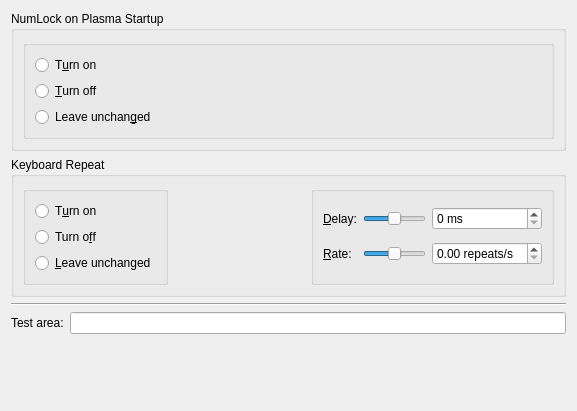
Sonic-DE/sonic-desktop-interface, file kcms/keyboard/kcmmiscwidget.ui: the form before one commit.
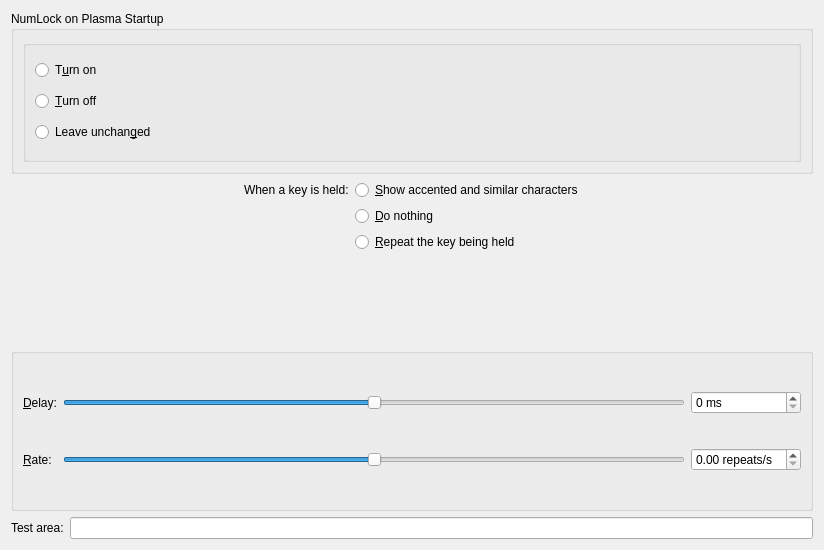
The form after the commit.

Commit message: [kcms/keyboard]: Adjust settings to reflect existence of key-held behaviour

What changed in the file:
```diff
--- a/kcms/keyboard/kcmmiscwidget.ui
+++ b/kcms/keyboard/kcmmiscwidget.ui
@@ -6,11 +6,55 @@
    <rect>
     <x>0</x>
     <y>0</y>
-    <width>577</width>
-    <height>411</height>
+    <width>824</width>
+    <height>550</height>
    </rect>
   </property>
   <layout class="QGridLayout" name="gridLayout">
+   <item row="1" column="0">
+    <layout class="QFormLayout" name="repeatFormLayout">
+     <property name="sizeConstraint">
+      <enum>QLayout::SetMinimumSize</enum>
+     </property>
+     <property name="fieldGrowthPolicy">
+      <enum>QFormLayout::ExpandingFieldsGrow</enum>
+     </property>
+     <property name="labelAlignment">
+      <set>Qt::AlignRight|Qt::AlignTop|Qt::AlignTrailing</set>
+     </property>
+     <property name="formAlignment">
+      <set>Qt::AlignHCenter|Qt::AlignTop</set>
+     </property>
+     <item row="0" column="0">
+      <widget class="QLabel" name="label_2">
+       <property name="text">
+        <string>When a key is held:</string>
+       </property>
+      </widget>
+     </item>
+     <item row="0" column="1">
+      <widget class="QRadioButton" name="accentMenuRadioButton">
+       <property name="text">
+        <string>&amp;Show accented and similar characters </string>
+       </property>
+      </widget>
+     </item>
+     <item row="1" column="1">
+      <widget class="QRadioButton" name="nothingRadioButton">
+       <property name="text">
+        <string>&amp;Do nothing</string>
+       </property>
+      </widget>
+     </item>
+     <item row="2" column="1">
+      <widget class="QRadioButton" name="repeatRadioButton">
+       <property name="text">
+        <string>&amp;Repeat the key being held</string>
+       </property>
+      </widget>
+     </item>
+    </layout>
+   </item>
    <item row="0" column="0">
     <widget class="QGroupBox" name="numlockGroupBox">
      <property name="whatsThis">
@@ -53,57 +97,14 @@
      </layout>
     </widget>
    </item>
-   <item row="1" column="0">
-    <widget class="QGroupBox" name="keyboardRepeatGroupBox">
-     <property name="title">
-      <string>Keyboard Repeat</string>
-     </property>
-     <layout class="QGridLayout" name="gridLayout_4">
-      <item row="0" column="0">
-       <widget class="QGroupBox" name="keyboardRepeatButtonGroup">
-        <property name="flat">
-         <bool>true</bool>
-        </property>
-        <layout class="QGridLayout" name="gridLayout_3">
-         <item row="0" column="0">
-          <widget class="QRadioButton" name="keyboardRepeatOnRadioButton">
-           <property name="text">
-            <string>T&amp;urn on</string>
-           </property>
-          </widget>
-         </item>
-         <item row="1" column="0">
-          <widget class="QRadioButton" name="keyboardRepeatOffRadioButton">
-           <property name="text">
-            <string>Turn o&amp;ff</string>
-           </property>
-          </widget>
-         </item>
          <item row="2" column="0">
-          <widget class="QRadioButton" name="keyboardRepeatUnchangedRadioButton">
-           <property name="text">
-            <string>&amp;Leave unchanged</string>
-           </property>
-          </widget>
-         </item>
-        </layout>
-       </widget>
-      </item>
-      <item row="0" column="1">
-       <spacer name="horizontalSpacer_2">
-        <property name="orientation">
-         <enum>Qt::Horizontal</enum>
-        </property>
-        <property name="sizeHint" stdset="0">
-         <size>
-          <width>159</width>
-          <height>20</height>
-         </size>
-        </property>
-       </spacer>
-      </item>
-      <item row="0" column="2">
        <widget class="QGroupBox" name="keyboardRepeatParamsGroupBox">
+     <property name="sizePolicy">
+      <sizepolicy hsizetype="Minimum" vsizetype="Minimum">
+       <horstretch>0</horstretch>
+       <verstretch>0</verstretch>
+      </sizepolicy>
+     </property>
         <property name="title">
          <string/>
         </property>
@@ -111,61 +112,10 @@
          <bool>false</bool>
         </property>
         <layout class="QGridLayout" name="gridLayout_2">
-         <item row="0" column="0">
-          <widget class="QLabel" name="lblDelay">
-           <property name="sizePolicy">
-            <sizepolicy hsizetype="Fixed" vsizetype="Preferred">
-             <horstretch>0</horstretch>
-             <verstretch>0</verstretch>
-            </sizepolicy>
-           </property>
-           <property name="text">
-            <string>&amp;Delay:</string>
-           </property>
-           <property name="buddy">
-            <cstring>delay</cstring>
-           </property>
-          </widget>
-         </item>
-         <item row="0" column="1">
-          <widget class="QSlider" name="delaySlider">
-           <property name="whatsThis">
-            <string>If supported, this option allows you to set the delay after which a pressed key will start generating keycodes. The 'Repeat rate' option controls the frequency of these keycodes.</string>
-           </property>
-           <property name="minimum">
-            <number>0</number>
-           </property>
-           <property name="maximum">
-            <number>10000</number>
-           </property>
-           <property name="singleStep">
-            <number>1000</number>
-           </property>
-           <property name="pageStep">
-            <number>1000</number>
-           </property>
-           <property name="value">
-            <number>5000</number>
-           </property>
-           <property name="orientation">
-            <enum>Qt::Horizontal</enum>
-           </property>
-           <property name="tickInterval">
-            <number>1000</number>
-           </property>
-          </widget>
-         </item>
-         <item row="0" column="2">
-          <widget class="QSpinBox" name="delay">
-           <property name="whatsThis">
-            <string>If supported, this option allows you to set the delay after which a pressed key will start generating keycodes. The 'Repeat rate' option controls the frequency of these keycodes.</string>
-           </property>
-           <property name="suffix">
-            <string> ms</string>
-           </property>
-          </widget>
-         </item>
-         <item row="1" column="0">
+      <property name="sizeConstraint">
+       <enum>QLayout::SetMinimumSize</enum>
+      </property>
+      <item row="2" column="0">
           <widget class="QLabel" name="lblRate">
            <property name="sizePolicy">
             <sizepolicy hsizetype="Fixed" vsizetype="Preferred">
@@ -182,7 +132,13 @@
           </widget>
          </item>
          <item row="1" column="1">
-          <widget class="QSlider" name="rateSlider">
+       <widget class="QSlider" name="delaySlider">
+        <property name="sizePolicy">
+         <sizepolicy hsizetype="Preferred" vsizetype="Fixed">
+          <horstretch>0</horstretch>
+          <verstretch>0</verstretch>
+         </sizepolicy>
+        </property>
            <property name="whatsThis">
             <string>If supported, this option allows you to set the rate at which keycodes are generated while a key is pressed.</string>
            </property>
@@ -209,7 +165,7 @@
            </property>
           </widget>
          </item>
-         <item row="1" column="2">
+      <item row="2" column="2">
           <widget class="QDoubleSpinBox" name="rate">
            <property name="whatsThis">
             <string>If supported, this option allows you to set the rate at which keycodes are generated while a key is pressed.</string>
@@ -219,13 +175,64 @@
            </property>
           </widget>
          </item>
-        </layout>
+      <item row="1" column="2">
+       <widget class="QSpinBox" name="delay">
+        <property name="whatsThis">
+         <string>If supported, this option allows you to set the delay after which a pressed key will start generating keycodes. The 'Repeat rate' option controls the frequency of these keycodes.</string>
+        </property>
+        <property name="suffix">
+         <string> ms</string>
+        </property>
        </widget>
       </item>
+      <item row="2" column="1">
+       <widget class="QSlider" name="rateSlider">
+        <property name="whatsThis">
+         <string>If supported, this option allows you to set the rate at which keycodes are generated while a key is pressed.</string>
+        </property>
+        <property name="minimum">
+         <number>0</number>
+        </property>
+        <property name="maximum">
+         <number>10000</number>
+        </property>
+        <property name="singleStep">
+         <number>1000</number>
+        </property>
+        <property name="pageStep">
+         <number>1000</number>
+        </property>
+        <property name="value">
+         <number>5000</number>
+        </property>
+        <property name="orientation">
+         <enum>Qt::Horizontal</enum>
+        </property>
+        <property name="tickInterval">
+         <number>1000</number>
+        </property>
+       </widget>
+      </item>
+      <item row="1" column="0">
+       <widget class="QLabel" name="lblDelay">
+        <property name="sizePolicy">
+         <sizepolicy hsizetype="Fixed" vsizetype="Preferred">
+          <horstretch>0</horstretch>
+          <verstretch>0</verstretch>
+         </sizepolicy>
+        </property>
+        <property name="text">
+         <string>&amp;Delay:</string>
+        </property>
+        <property name="buddy">
+         <cstring>delay</cstring>
+        </property>
+       </widget>
+      </item>
      </layout>
     </widget>
    </item>
-   <item row="3" column="0">
+   <item row="7" column="0">
     <layout class="QHBoxLayout" name="horizontalLayout_2">
      <item>
       <widget class="QLabel" name="label">
@@ -246,26 +253,6 @@
      </item>
     </layout>
    </item>
-   <item row="2" column="0">
-    <widget class="Line" name="line">
-     <property name="orientation">
-      <enum>Qt::Horizontal</enum>
-     </property>
-    </widget>
-   </item>
-   <item row="4" column="0">
-    <spacer name="verticalSpacer">
-     <property name="orientation">
-      <enum>Qt::Vertical</enum>
-     </property>
-     <property name="sizeHint" stdset="0">
-      <size>
-       <width>20</width>
-       <height>40</height>
-      </size>
-     </property>
-    </spacer>
-   </item>
   </layout>
  </widget>
  <resources/>
```
Left out of the diff: 2 changed lines with no effect on the pictures. Lines whose indentation alone changed are shown as unchanged. The commit also changes 5 other files.
